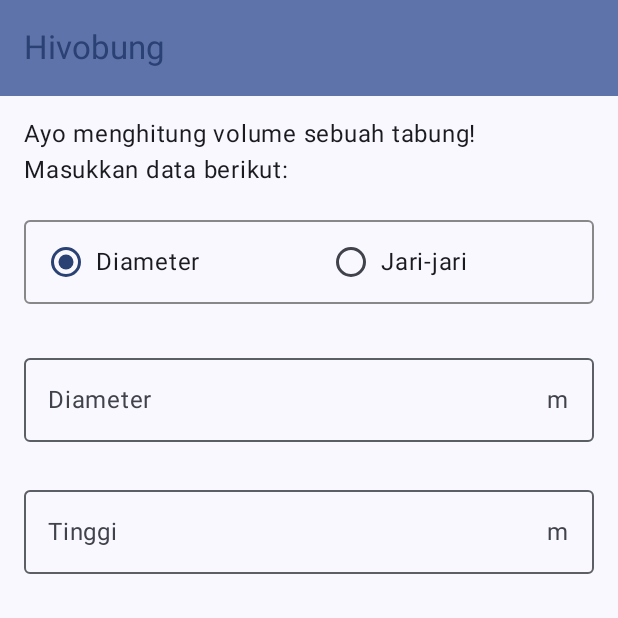
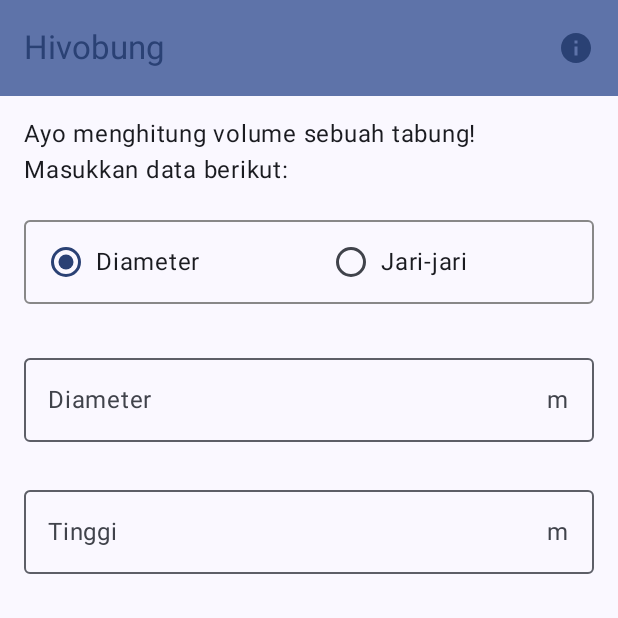
Before and after one commit to irvanmaulanaaa/assesment1mobpro, an Android app built with Jetpack Compose: the MainScreen screen opened through its navigation route, on a phone screen of 412 x 824 dp, the top half of it. Run offline under Robolectric (Android 15) with nearby library versions, the phone set to English and light mode, and no system bars.

Commit message:
Membuat navigasi menggunakan menu

```diff
--- a/app/src/main/java/com/irvanmaulana0013/asessment1/navigation/NavGraph.kt
+++ b/app/src/main/java/com/irvanmaulana0013/asessment1/navigation/NavGraph.kt
@@ -15,7 +15,7 @@ fun SetupNavGraph(navController: NavHostController = rememberNavController()) {
         startDestination = Screen.Home.route
     ) {
         composable(route = Screen.Home.route) {
-            MainScreen()
+            MainScreen(navController)
         }
         composable(route = Screen.About.route) {
             AboutScreen()
--- a/app/src/main/java/com/irvanmaulana0013/asessment1/ui/screen/MainScreen.kt
+++ b/app/src/main/java/com/irvanmaulana0013/asessment1/ui/screen/MainScreen.kt
@@ -16,11 +16,13 @@ import androidx.compose.foundation.shape.RoundedCornerShape
 import androidx.compose.foundation.text.KeyboardOptions
 import androidx.compose.foundation.verticalScroll
 import androidx.compose.material.icons.Icons
+import androidx.compose.material.icons.filled.Info
 import androidx.compose.material.icons.filled.Warning
 import androidx.compose.material3.Button
 import androidx.compose.material3.ExperimentalMaterial3Api
 import androidx.compose.material3.HorizontalDivider
 import androidx.compose.material3.Icon
+import androidx.compose.material3.IconButton
 import androidx.compose.material3.MaterialTheme
 import androidx.compose.material3.OutlinedTextField
 import androidx.compose.material3.RadioButton
@@ -43,12 +45,15 @@ import androidx.compose.ui.text.input.ImeAction
 import androidx.compose.ui.text.input.KeyboardType
 import androidx.compose.ui.tooling.preview.Preview
 import androidx.compose.ui.unit.dp
+import androidx.navigation.NavHostController
+import androidx.navigation.compose.rememberNavController
 import com.irvanmaulana0013.asessment1.R
+import com.irvanmaulana0013.asessment1.navigation.Screen
 import com.irvanmaulana0013.asessment1.ui.theme.Asessment1Theme
 
 @OptIn(ExperimentalMaterial3Api::class)
 @Composable
-fun MainScreen() {
+fun MainScreen(navController: NavHostController) {
     Scaffold (
         topBar = {
             TopAppBar(
@@ -58,7 +63,18 @@ fun MainScreen() {
                 colors = TopAppBarDefaults.mediumTopAppBarColors(
                     containerColor = MaterialTheme.colorScheme.primaryContainer,
                     titleContentColor = MaterialTheme.colorScheme.primary
-                )
+                ),
+                actions = {
+                    IconButton(onClick = {
+                        navController.navigate(Screen.About.route)
+                    }) {
+                        Icon(
+                            imageVector = Icons.Filled.Info,
+                            contentDescription = stringResource(R.string.tentang_aplikasi),
+                            tint = MaterialTheme.colorScheme.primary
+                        )
+                    }
+                }
             )
         }
     ) { innerPadding ->
@@ -266,6 +282,6 @@ private fun hitungJarijari (jariJari: Double, tinggi: Double): Double {
 @Composable
 fun MainScreenPreview() {
     Asessment1Theme {
-        MainScreen()
+        MainScreen(rememberNavController())
     }
 }
```
